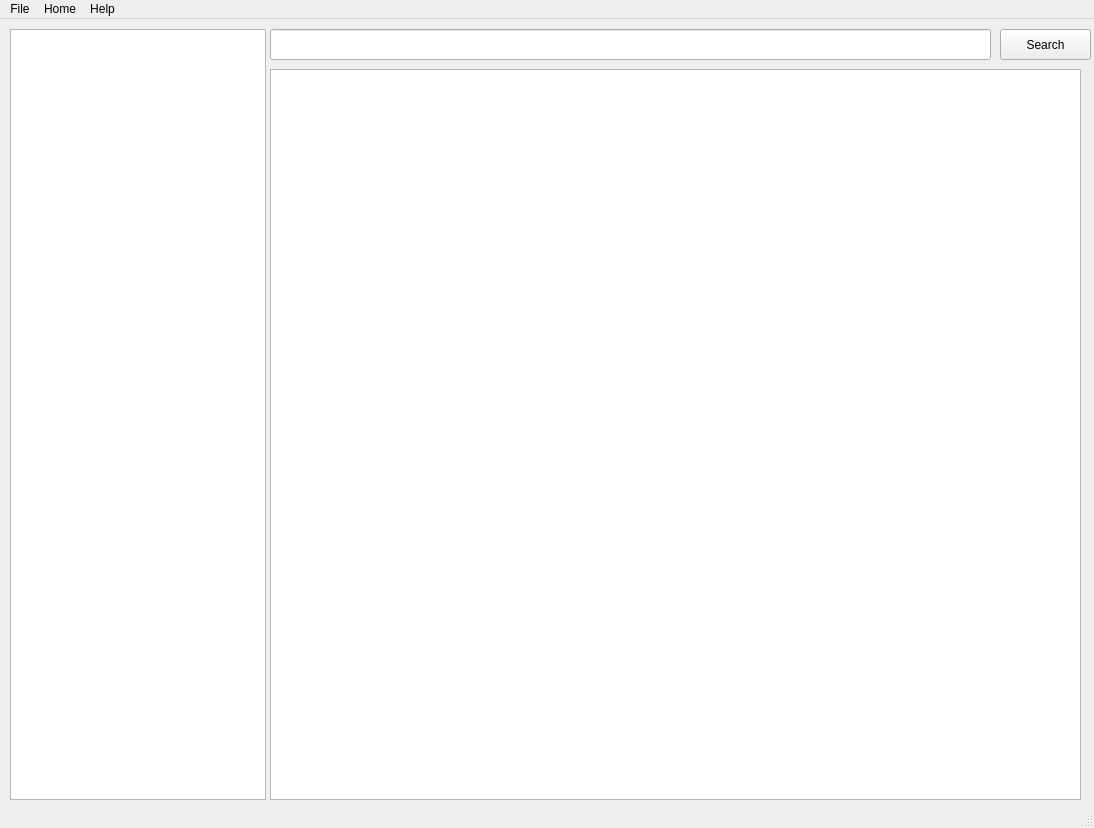
georgedevcode/PyFileExplorer, file PyFileExplorer.ui: the form before one commit.
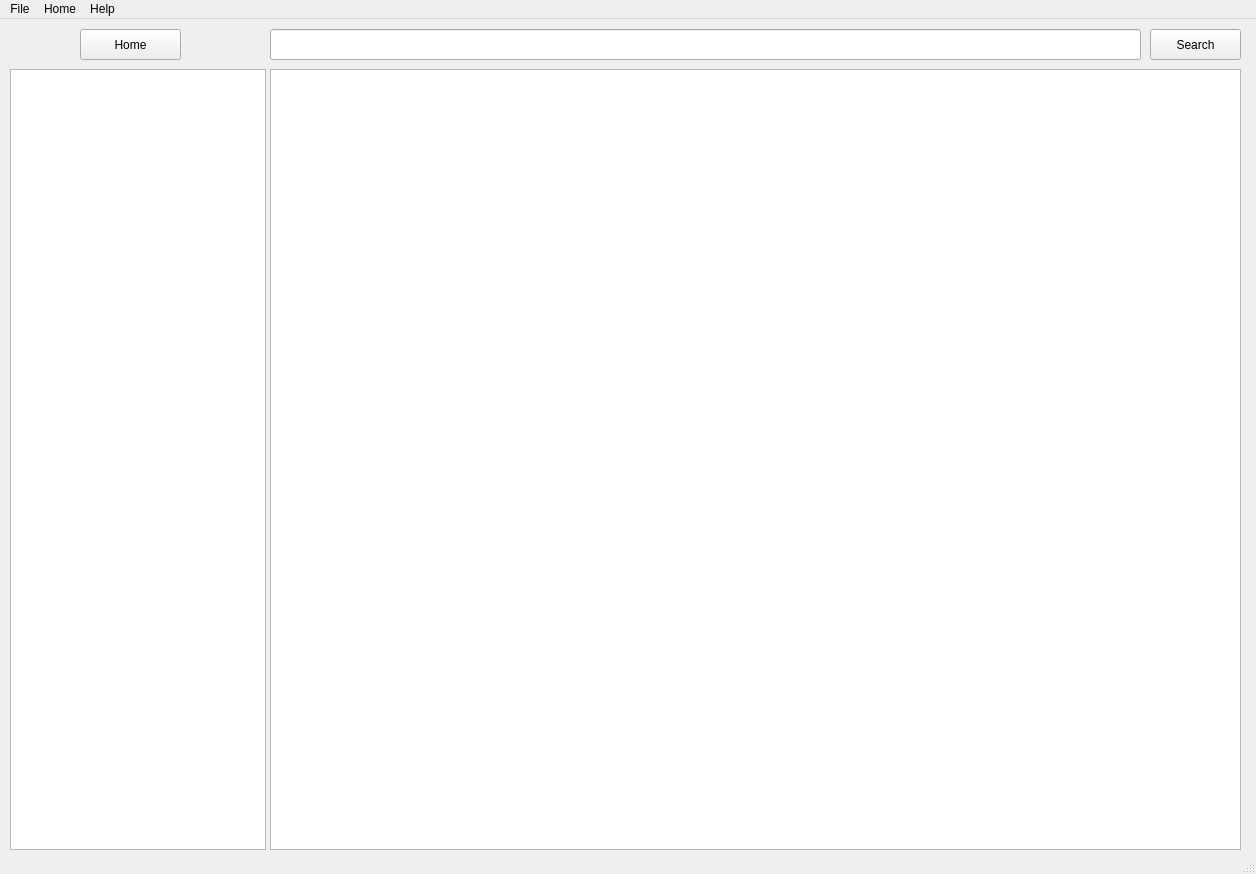
The form after the commit. Icons and pictures are not drawn.

Commit message: Terminando de implementar las funcionalidades basicas

Patch:
```diff
--- a/PyFileExplorer.ui
+++ b/PyFileExplorer.ui
@@ -6,8 +6,8 @@
    <rect>
     <x>0</x>
     <y>0</y>
-    <width>1094</width>
-    <height>828</height>
+    <width>1256</width>
+    <height>874</height>
    </rect>
   </property>
   <property name="windowTitle">
@@ -22,9 +22,9 @@
     <property name="geometry">
      <rect>
       <x>10</x>
-      <y>10</y>
+      <y>50</y>
       <width>256</width>
-      <height>771</height>
+      <height>781</height>
      </rect>
     </property>
    </widget>
@@ -33,7 +33,7 @@
      <rect>
       <x>270</x>
       <y>10</y>
-      <width>721</width>
+      <width>871</width>
       <height>31</height>
      </rect>
     </property>
@@ -44,7 +44,7 @@
    <widget class="QPushButton" name="SearchButton">
     <property name="geometry">
      <rect>
-      <x>1000</x>
+      <x>1150</x>
       <y>10</y>
       <width>91</width>
       <height>31</height>
@@ -59,18 +59,31 @@
      <rect>
       <x>270</x>
       <y>50</y>
-      <width>811</width>
-      <height>731</height>
+      <width>971</width>
+      <height>781</height>
      </rect>
     </property>
    </widget>
+   <widget class="QPushButton" name="HomeButton">
+    <property name="geometry">
+     <rect>
+      <x>80</x>
+      <y>10</y>
+      <width>101</width>
+      <height>31</height>
+     </rect>
+    </property>
+    <property name="text">
+     <string>Home</string>
+    </property>
+   </widget>
   </widget>
   <widget class="QMenuBar" name="menubar">
    <property name="geometry">
     <rect>
      <x>0</x>
      <y>0</y>
-     <width>1094</width>
+     <width>1256</width>
      <height>21</height>
     </rect>
    </property>
```
The commit also changes 1 other file.
